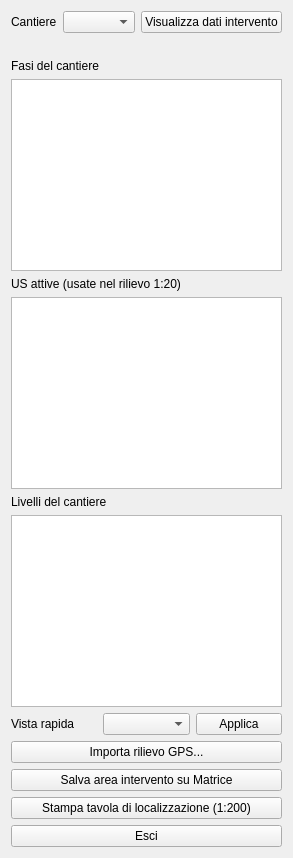
Above: matrice_qgis_plugin/ui/main_dock.ui from tsaccone85-spec/Matrice before the change. Below: the same form after it.
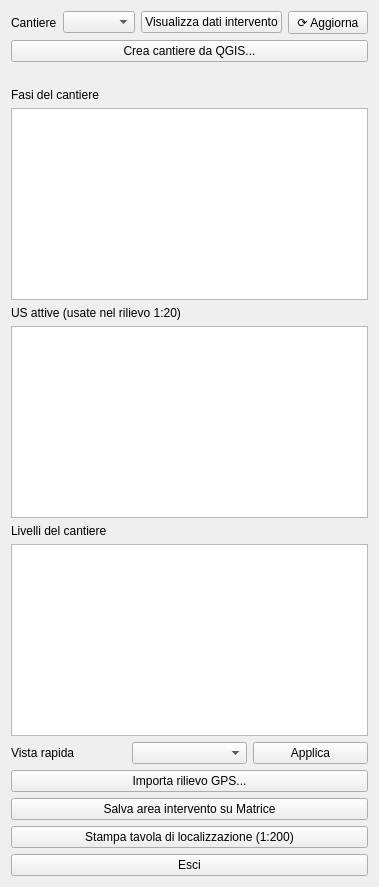
That is the form after the change.

Commit message: fix: completa "Crea cantiere da QGIS" e altri bug trovati nell'audit

Patch:
```diff
--- a/matrice_qgis_plugin/ui/main_dock.ui
+++ b/matrice_qgis_plugin/ui/main_dock.ui
@@ -22,8 +22,25 @@
        </property>
       </widget>
      </item>
+     <item>
+      <widget class="QPushButton" name="aggiornaCantieriButton">
+       <property name="text">
+        <string>⟳ Aggiorna</string>
+       </property>
+       <property name="toolTip">
+        <string>Rilegge l'elenco cantieri da Matrice (es. dopo un cantiere creato nel frattempo dall'app web o da un'altra sessione).</string>
+       </property>
+      </widget>
+     </item>
     </layout>
    </item>
+   <item>
+    <widget class="QPushButton" name="nuovoCantiereButton">
+     <property name="text">
+      <string>Crea cantiere da QGIS...</string>
+     </property>
+    </widget>
+   </item>
    <item>
     <widget class="QLabel" name="errorLabel">
      <property name="styleSheet">
```
The commit also changes 9 other files.
